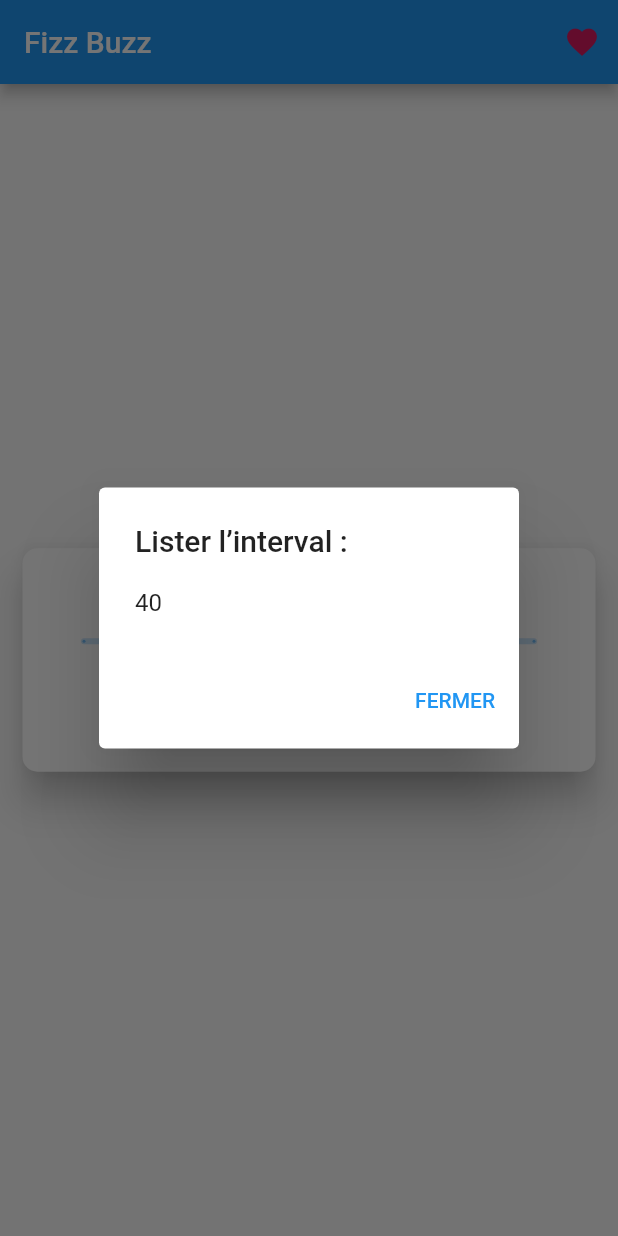
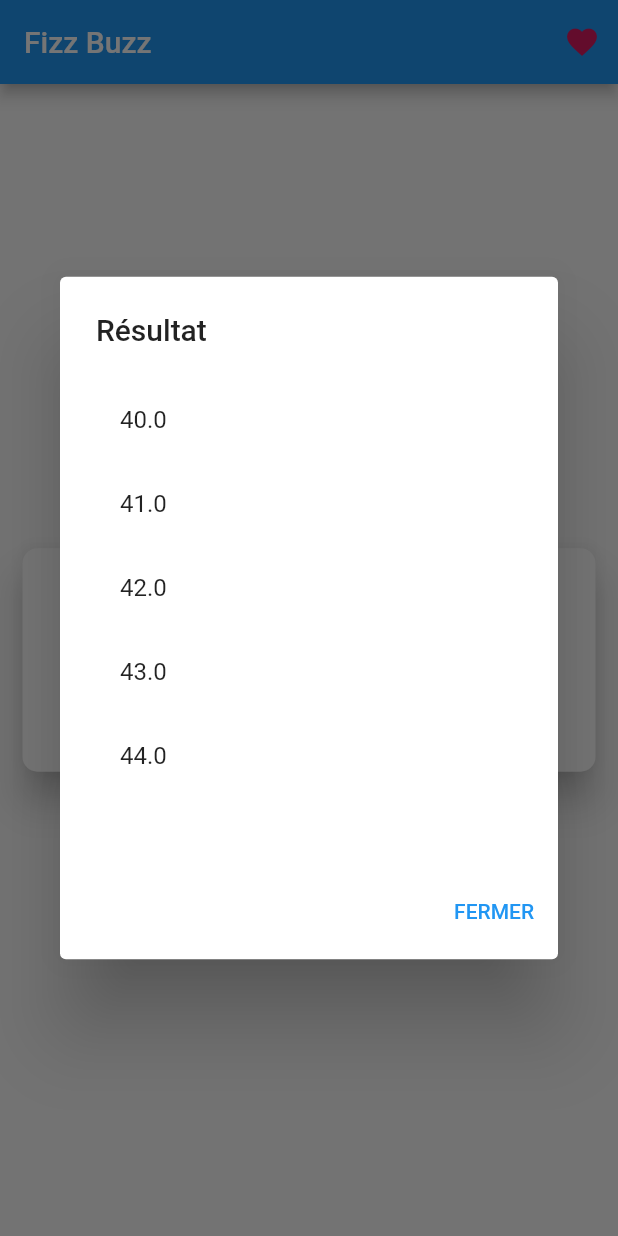
Before and after one commit to MaideAkdede/fizzbuzz-flutter, a Flutter app: the screen it shows after launch, after a tap on "Afficher les résultats", on a phone screen of 412 x 824 dp. Run offline on Flutter 3.47's test engine with Material 2 defaults, Android fonts, the phone set to English and light mode, and no system bars.

Commit message:
:pencil2: show selected range in dialog

```diff
--- a/lib/main.dart
+++ b/lib/main.dart
@@ -37,17 +37,43 @@ class HomeScreen extends StatefulWidget {
 }
 
 class _HomeScreenState extends State<HomeScreen> {
-
   RangeValues _currentRangeValues = const RangeValues(40, 80);
 
   @override
   Widget build(BuildContext context) {
+    // Get Range Numbers
+    final items = [
+      for (var i = _currentRangeValues.start; i <= _currentRangeValues.end; i++)
+        i.toString()
+    ];
+
+    // content: container(context) <-- Pour afficher la range des chiffres les un apres les autres
+
+    container(context) {
+      return (Container(
+        height: 300.0,
+        width: 300.0,
+        child: ListView.builder(
+          itemCount: items.length,
+          itemBuilder: (context, index) {
+            return ListTile(
+              title: Text(items[index]),
+            );
+          },
+        ),
+      ));
+    }
+
+    // Alternative en une seule ligne
+    //content: Text(numbers().toString()),
+    numbers() {
+      return items.map((number) => number);
+    }
 
     // dialog alert
     final AlertDialog dialog = AlertDialog(
-      title: const Text('Lister l’interval : '),
-      content:
-      Text(  _currentRangeValues.start.round().toString() ),
+      title: const Text('Résultat'),
+      content: container(context),
       actions: [
         TextButton(
           onPressed: () => Navigator.pop(context),
@@ -94,7 +120,7 @@ class _HomeScreenState extends State<HomeScreen> {
                     values: _currentRangeValues,
                     min: 0,
                     max: 100,
-                    divisions: 10,
+                    divisions: 25,
                     labels: RangeLabels(
                       _currentRangeValues.start.round().toString(),
                       _currentRangeValues.end.round().toString(),
@@ -130,7 +156,5 @@ class _HomeScreenState extends State<HomeScreen> {
         ],
       ),
     );
-
-
   }
 }
```
